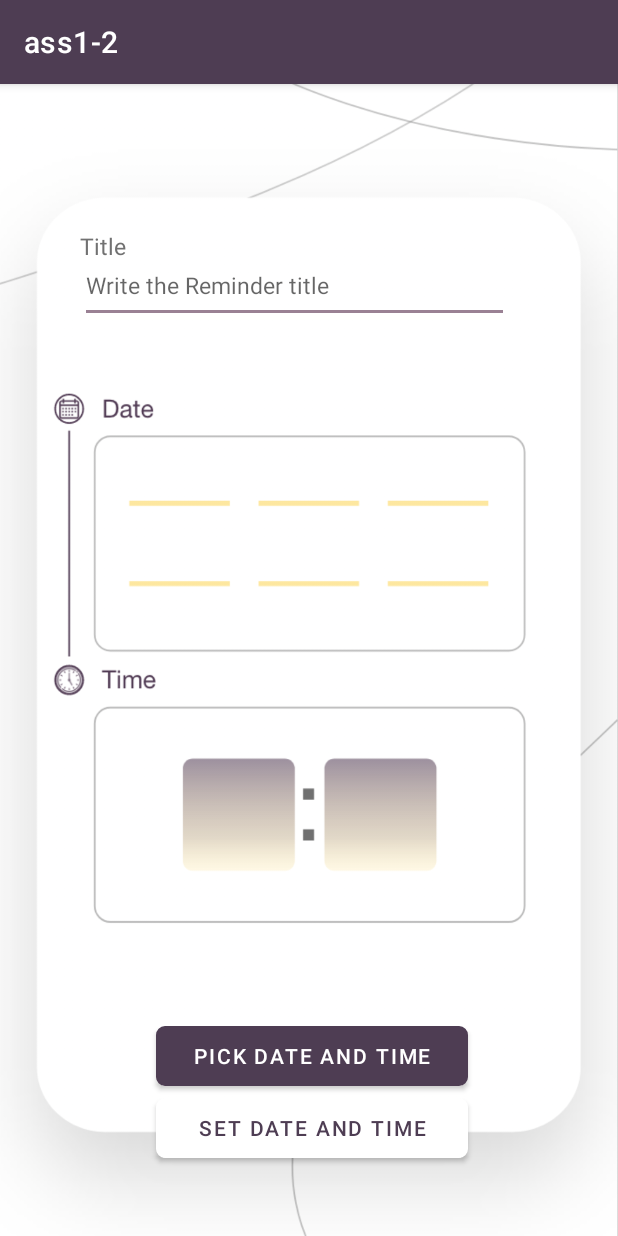
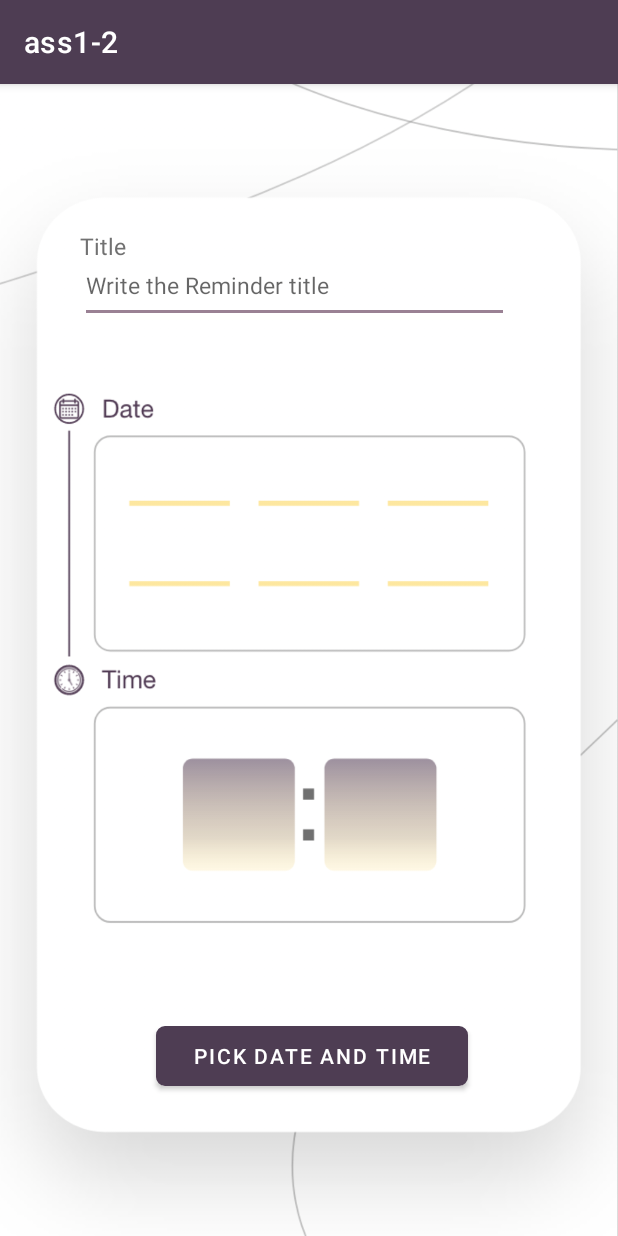
Before and after one commit to Arob122/G7_SWE483_ASS1, an Android app: the screen it shows after launch (MainActivity), on a phone screen of 412 x 824 dp. Run offline under Robolectric (Android 15) with nearby library versions, the phone set to English and light mode, and no system bars; libraries missing offline, so code that uses them is left out: com.allyants.notifyme.

Commit message:
not changed -- add reciver

```diff
--- a/app/src/main/AndroidManifest.xml
+++ b/app/src/main/AndroidManifest.xml
@@ -21,7 +21,10 @@
             </intent-filter>
         </receiver>
 
-        <activity android:name=".MainActivity">
+        <activity android:name=".MainActivity"
+            android:launchMode="singleTop"
+            >
+
             <intent-filter>
                 <action android:name="android.intent.action.MAIN" />
 
--- a/app/src/main/java/com/example/ass1/MainActivity.java
+++ b/app/src/main/java/com/example/ass1/MainActivity.java
@@ -2,11 +2,16 @@ package com.example.ass1;
 
 import android.app.AlarmManager;
 import android.app.DatePickerDialog;
+import android.app.Notification;
+import android.app.NotificationChannel;
+import android.app.NotificationManager;
 import android.app.PendingIntent;
 import android.app.TimePickerDialog;
 import android.content.Intent;
+import android.os.Build;
 import android.os.Bundle;
 import android.text.format.DateFormat;
+import android.util.Log;
 import android.view.View;
 import android.widget.Button;
 import android.widget.DatePicker;
@@ -15,6 +20,8 @@ import android.widget.TextView;
 import android.widget.TimePicker;
 
 import androidx.appcompat.app.AppCompatActivity;
+import androidx.core.app.NotificationCompat;
+import androidx.core.app.NotificationManagerCompat;
 
 import com.allyants.notifyme.NotifyMe;
 
@@ -23,18 +30,22 @@ import java.util.Calendar;
 public class MainActivity extends AppCompatActivity implements DatePickerDialog.OnDateSetListener, TimePickerDialog.OnTimeSetListener {
     TextView Title1,monnth1,day1,hour1,min1,yeear1;
     EditText Title;
-    Button Pickbutton, btnSetAlarm;
+    Button Pickbutton;
     int day, month, year, hour, minute;
     int myday, myMonth, myYear, myHour, myMinute;
     String enteredTitle;
     DatePickerDialog datePickerDialog;
     TimePickerDialog timePickerDialog;
+    public static final String CHANNEL_1_ID = "channel1";
+
+
     private Calendar calendar;//for notify
     private PendingIntent pendingIntent;//for the notify
     @Override
     protected void onCreate(Bundle savedInstanceState) {
+        super.onCreate(savedInstanceState);
+        createNotificationChannels();
         calendar = Calendar.getInstance();
-        super.onCreate(savedInstanceState);
         setContentView(R.layout.activity_main);
         Title1 = findViewById(R.id.Title);
         Pickbutton = findViewById(R.id.btnPick);
@@ -45,7 +56,6 @@ public class MainActivity extends AppCompatActivity implements DatePickerDialog.
         min1=findViewById(R.id.min);
         yeear1=findViewById(R.id.yeear);
         enteredTitle = Title.getText().toString();
-        btnSetAlarm = findViewById(R.id.btnSetAlarm);
 
         Pickbutton.setOnClickListener(new View.OnClickListener() {
             @Override
@@ -59,12 +69,7 @@ public class MainActivity extends AppCompatActivity implements DatePickerDialog.
             }
         });
 
-        btnSetAlarm.setOnClickListener(new View.OnClickListener() {
-            @Override
-            public void onClick(View view) {
-                datePickerDialog.show();
-            }
-        });
+
    }
     @Override
     public void onDateSet(DatePicker view, int year, int month, int dayOfMonth) {
@@ -102,28 +107,30 @@ public class MainActivity extends AppCompatActivity implements DatePickerDialog.
         calendar.set(Calendar.MINUTE, myMinute);
         calendar.set(Calendar.SECOND, 0);
         //end
-
-        //initialize notification
-        NotifyMe notifyme=new NotifyMe.Builder(getApplicationContext())
-                .title(Title.getText().toString())
-                .color(255,0,0,255)
-                .led_color(255,255,255,255)
-                .time(calendar)
-                .addAction(new Intent(),"Snooze",false)
-                .key("Test")
-                .addAction(new Intent(),"Dismiss",true,false)
-                .addAction(new Intent(),"Done")
-                .build();
-
-
-
+        setAlarmNotify();
     }
-
 
     public void setAlarmNotify(){
         Intent intent=new Intent(MainActivity.this, Alarm.class);
-        PendingIntent p1=PendingIntent.getBroadcast(getApplicationContext(),0, intent,0);
+        PendingIntent p1=PendingIntent.getBroadcast(MainActivity.this,0, intent,0);
+
+        //intent.setFlags(Intent.FLAG_ACTIVITY_CLEAR_TOP|Intent.FLAG_ACTIVITY_SINGLE_TOP);
+        pendingIntent = PendingIntent.getActivity(MainActivity.this, 0, intent, 0);
+        Log.d("myTag", "This is my message inside main");
         AlarmManager a=(AlarmManager)getSystemService(ALARM_SERVICE);
         a.set(AlarmManager.RTC,calendar.getTimeInMillis(),p1);
     }
+    private void createNotificationChannels() {
+        if (android.os.Build.VERSION.SDK_INT >= android.os.Build.VERSION_CODES.O) {
+            NotificationChannel channel1 = new NotificationChannel(
+                    CHANNEL_1_ID,
+                    "My Channel 1",
+                    NotificationManager.IMPORTANCE_HIGH
+            );
+            channel1.setDescription("This is Channel 1");
+
+            NotificationManager manager = getSystemService(NotificationManager.class);
+            manager.createNotificationChannel(channel1);
+        }
+    }
 }
--- a/app/src/main/res/layout/activity_main.xml
+++ b/app/src/main/res/layout/activity_main.xml
@@ -44,22 +44,6 @@
         app:layout_constraintBottom_toBottomOf="parent"
         app:layout_constraintEnd_toEndOf="parent" />
 
-
-    <Button
-        android:id="@+id/btnSetAlarm"
-        android:layout_width="208dp"
-        android:layout_height="40dp"
-        android:layout_marginEnd="100dp"
-        android:layout_marginBottom="52dp"
-        android:background="@drawable/button"
-        android:text="Set Date and TIme"
-        android:textColor="@color/purple_500"
-        android:visibility="visible"
-        app:backgroundTint="@color/white"
-        app:iconTint="#00FFFFFF"
-        app:layout_constraintBottom_toBottomOf="parent"
-        app:layout_constraintEnd_toEndOf="parent"
-        android:layout_marginRight="100dp" />
 
     <EditText
         android:id="@+id/textE"
--- a/build.gradle
+++ b/build.gradle
@@ -5,7 +5,7 @@ buildscript {
         jcenter()
     }
     dependencies {
-        classpath "com.android.tools.build:gradle:4.1.2"
+        classpath "com.android.tools.build:gradle:4.0.0"
 
         // NOTE: Do not place your application dependencies here; they belong
         // in the individual module build.gradle files
```
Also changed, not shown: app/src/main/java/com/example/ass1/Alarm.java (+22 -12 lines), gradle/wrapper/gradle-wrapper.properties.
